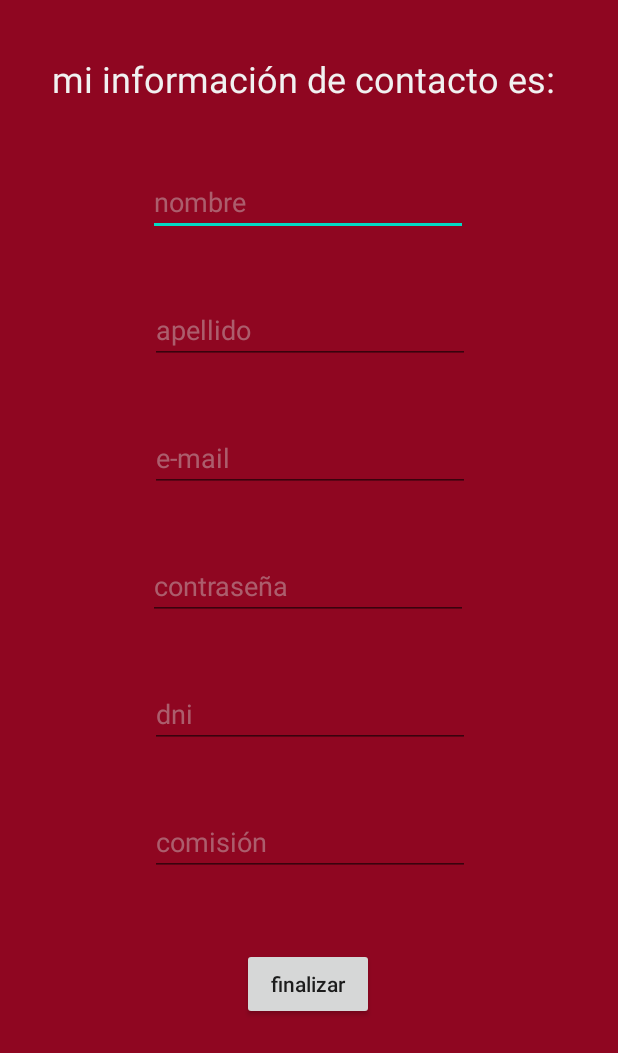
After one commit to cristian-rios/sensor-visualizer, an Android app: the RegisterActivity screen opened directly, with no data from a screen before it, on a phone screen of 412 x 824 dp. The commit adds this screen. Shown: the top 1053 px of the screen. Run offline under Robolectric (Android 15) with nearby library versions, the phone set to English and light mode, and no system bars.

Commit message:
register view

```diff
--- a/SensorRegister/app/src/main/AndroidManifest.xml
+++ b/SensorRegister/app/src/main/AndroidManifest.xml
@@ -9,6 +9,7 @@
         android:roundIcon="@mipmap/ic_launcher_round"
         android:supportsRtl="true"
         android:theme="@style/AppTheme">
+        <activity android:name=".RegisterActivity"></activity>
         <activity android:name=".MainActivity">
             <intent-filter>
                 <action android:name="android.intent.action.MAIN" />
--- /dev/null
+++ b/SensorRegister/app/src/main/java/com/example/sensorregister/RegisterActivity.java
@@ -0,0 +1,14 @@
+package com.example.sensorregister;
+
+import androidx.appcompat.app.AppCompatActivity;
+
+import android.os.Bundle;
+
+public class RegisterActivity extends AppCompatActivity {
+
+    @Override
+    protected void onCreate(Bundle savedInstanceState) {
+        super.onCreate(savedInstanceState);
+        setContentView(R.layout.activity_register);
+    }
+}
--- a/SensorRegister/app/src/main/res/layout/activity_main.xml
+++ b/SensorRegister/app/src/main/res/layout/activity_main.xml
@@ -8,21 +8,22 @@
     tools:context=".MainActivity">
 
     <EditText
-        android:id="@+id/editTextTextEmailAddress"
+        android:id="@+id/email"
         android:layout_width="wrap_content"
         android:layout_height="wrap_content"
-        android:layout_marginTop="176dp"
+        android:layout_marginTop="132dp"
         android:ems="10"
         android:hint="e-mail"
         android:inputType="textEmailAddress"
         android:textColor="#DADADA"
         android:textColorHint="#6DD3D3D3"
         app:layout_constraintEnd_toEndOf="parent"
+        app:layout_constraintHorizontal_bias="0.502"
         app:layout_constraintStart_toStartOf="parent"
         app:layout_constraintTop_toTopOf="parent" />
 
     <EditText
-        android:id="@+id/editTextTextPassword"
+        android:id="@+id/pass"
         android:layout_width="wrap_content"
         android:layout_height="wrap_content"
         android:layout_marginTop="44dp"
@@ -33,7 +34,7 @@
         android:textColorHint="#6DD3D3D3"
         app:layout_constraintEnd_toEndOf="parent"
         app:layout_constraintStart_toStartOf="parent"
-        app:layout_constraintTop_toBottomOf="@+id/editTextTextEmailAddress" />
+        app:layout_constraintTop_toBottomOf="@+id/email" />
 
     <TextView
         android:id="@+id/signUpButton"
@@ -54,8 +55,9 @@
         android:layout_marginTop="88dp"
         android:background="#43C86565"
         android:text="loguearme"
+        android:textAllCaps="false"
         android:textColor="#BDBDBD"
         app:layout_constraintEnd_toEndOf="parent"
         app:layout_constraintStart_toStartOf="parent"
-        app:layout_constraintTop_toBottomOf="@+id/editTextTextPassword" />
+        app:layout_constraintTop_toBottomOf="@+id/pass" />
 </androidx.constraintlayout.widget.ConstraintLayout>
--- /dev/null
+++ b/SensorRegister/app/src/main/res/layout/activity_register.xml
@@ -0,0 +1,121 @@
+<?xml version="1.0" encoding="utf-8"?>
+<androidx.constraintlayout.widget.ConstraintLayout xmlns:android="http://schemas.android.com/apk/res/android"
+    xmlns:app="http://schemas.android.com/apk/res-auto"
+    xmlns:tools="http://schemas.android.com/tools"
+    android:layout_width="match_parent"
+    android:layout_height="match_parent"
+    android:background="#8F0621"
+    tools:context=".RegisterActivity">
+
+    <EditText
+        android:id="@+id/name"
+        android:layout_width="wrap_content"
+        android:layout_height="wrap_content"
+        android:layout_marginTop="40dp"
+        android:ems="10"
+        android:hint="nombre"
+        android:inputType="textPersonName"
+        android:textColorHint="#6DD3D3D3"
+        app:layout_constraintEnd_toEndOf="parent"
+        app:layout_constraintHorizontal_bias="0.497"
+        app:layout_constraintStart_toStartOf="parent"
+        app:layout_constraintTop_toBottomOf="@+id/label" />
+
+    <EditText
+        android:id="@+id/lastname"
+        android:layout_width="wrap_content"
+        android:layout_height="wrap_content"
+        android:layout_marginTop="40dp"
+        android:ems="10"
+        android:hint="apellido"
+        android:inputType="textPersonName"
+        android:textColorHint="#6DD3D3D3"
+        app:layout_constraintEnd_toEndOf="parent"
+        app:layout_constraintHorizontal_bias="0.502"
+        app:layout_constraintStart_toStartOf="parent"
+        app:layout_constraintTop_toBottomOf="@+id/name" />
+
+    <EditText
+        android:id="@+id/email"
+        android:layout_width="wrap_content"
+        android:layout_height="wrap_content"
+        android:layout_marginTop="40dp"
+        android:ems="10"
+        android:hint="e-mail"
+        android:inputType="textEmailAddress"
+        android:textColorHint="#6DD3D3D3"
+        app:layout_constraintEnd_toEndOf="parent"
+        app:layout_constraintHorizontal_bias="0.502"
+        app:layout_constraintStart_toStartOf="parent"
+        app:layout_constraintTop_toBottomOf="@+id/lastname" />
+
+    <EditText
+        android:id="@+id/dni"
+        android:layout_width="wrap_content"
+        android:layout_height="wrap_content"
+        android:layout_marginTop="40dp"
+        android:ems="10"
+        android:hint="dni"
+        android:inputType="number"
+        android:textColorHint="#6DD3D3D3"
+        app:layout_constraintEnd_toEndOf="parent"
+        app:layout_constraintHorizontal_bias="0.502"
+        app:layout_constraintStart_toStartOf="parent"
+        app:layout_constraintTop_toBottomOf="@+id/pass" />
+
+    <EditText
+        android:id="@+id/commission"
+        android:layout_width="wrap_content"
+        android:layout_height="wrap_content"
+        android:layout_marginTop="40dp"
+        android:ems="10"
+        android:hint="comisión"
+        android:inputType="number"
+        android:textColorHint="#6DD3D3D3"
+        app:layout_constraintEnd_toEndOf="parent"
+        app:layout_constraintHorizontal_bias="0.502"
+        app:layout_constraintStart_toStartOf="parent"
+        app:layout_constraintTop_toBottomOf="@+id/dni" />
+
+    <EditText
+        android:id="@+id/pass"
+        android:layout_width="wrap_content"
+        android:layout_height="wrap_content"
+        android:layout_marginTop="40dp"
+        android:ems="10"
+        android:hint="contraseña"
+        android:inputType="textPassword"
+        android:textColorHint="#6DD3D3D3"
+        app:layout_constraintEnd_toEndOf="parent"
+        app:layout_constraintHorizontal_bias="0.497"
+        app:layout_constraintStart_toStartOf="parent"
+        app:layout_constraintTop_toBottomOf="@+id/email" />
+
+    <Button
+        android:id="@+id/submitBttn"
+        android:layout_width="wrap_content"
+        android:layout_height="wrap_content"
+        android:layout_marginTop="48dp"
+        android:text="finalizar"
+        android:textAllCaps="false"
+        app:layout_constraintBottom_toBottomOf="parent"
+        app:layout_constraintEnd_toEndOf="parent"
+        app:layout_constraintHorizontal_bias="0.498"
+        app:layout_constraintStart_toStartOf="parent"
+        app:layout_constraintTop_toBottomOf="@+id/commission"
+        app:layout_constraintVertical_bias="0.0" />
+
+    <TextView
+        android:id="@+id/label"
+        android:layout_width="342dp"
+        android:layout_height="36dp"
+        android:layout_marginTop="36dp"
+        android:text="mi información de contacto es:"
+        android:textColor="#F1F1F1"
+        android:textSize="24sp"
+        app:layout_constraintEnd_toEndOf="parent"
+        app:layout_constraintHorizontal_bias="0.494"
+        app:layout_constraintStart_toStartOf="parent"
+        app:layout_constraintTop_toTopOf="parent" />
+
+</androidx.constraintlayout.widget.ConstraintLayout>
```
